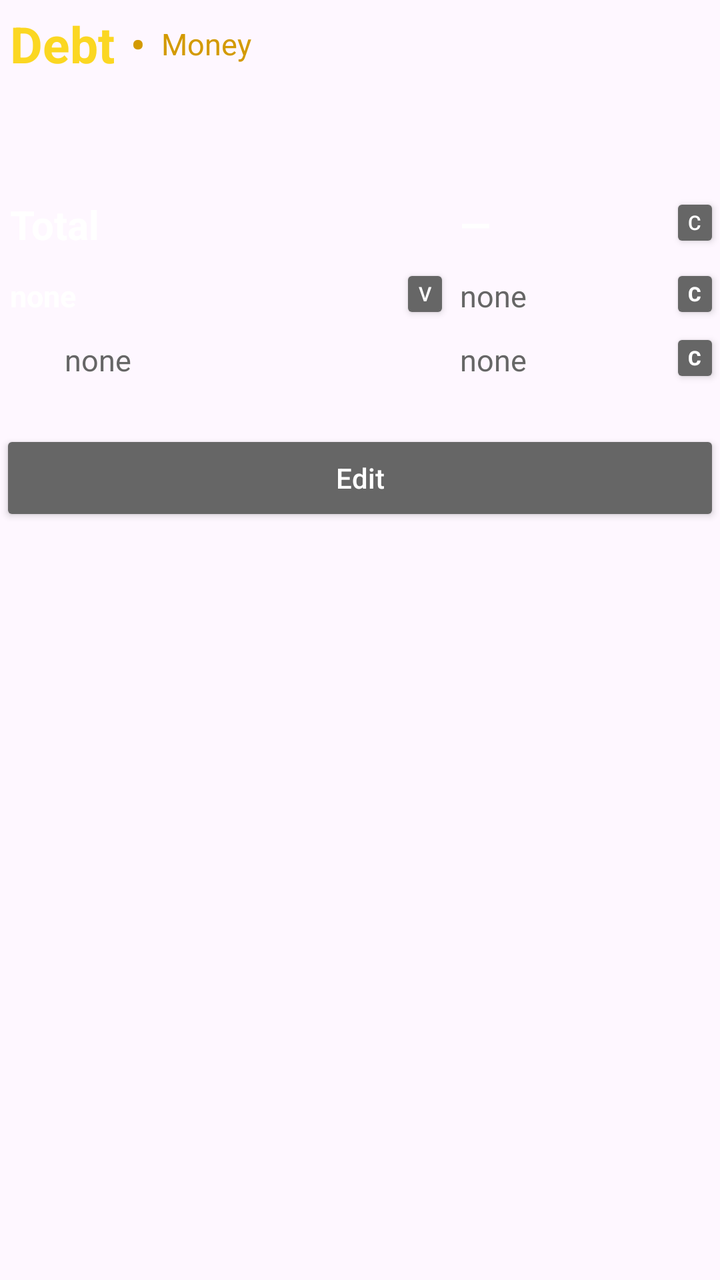
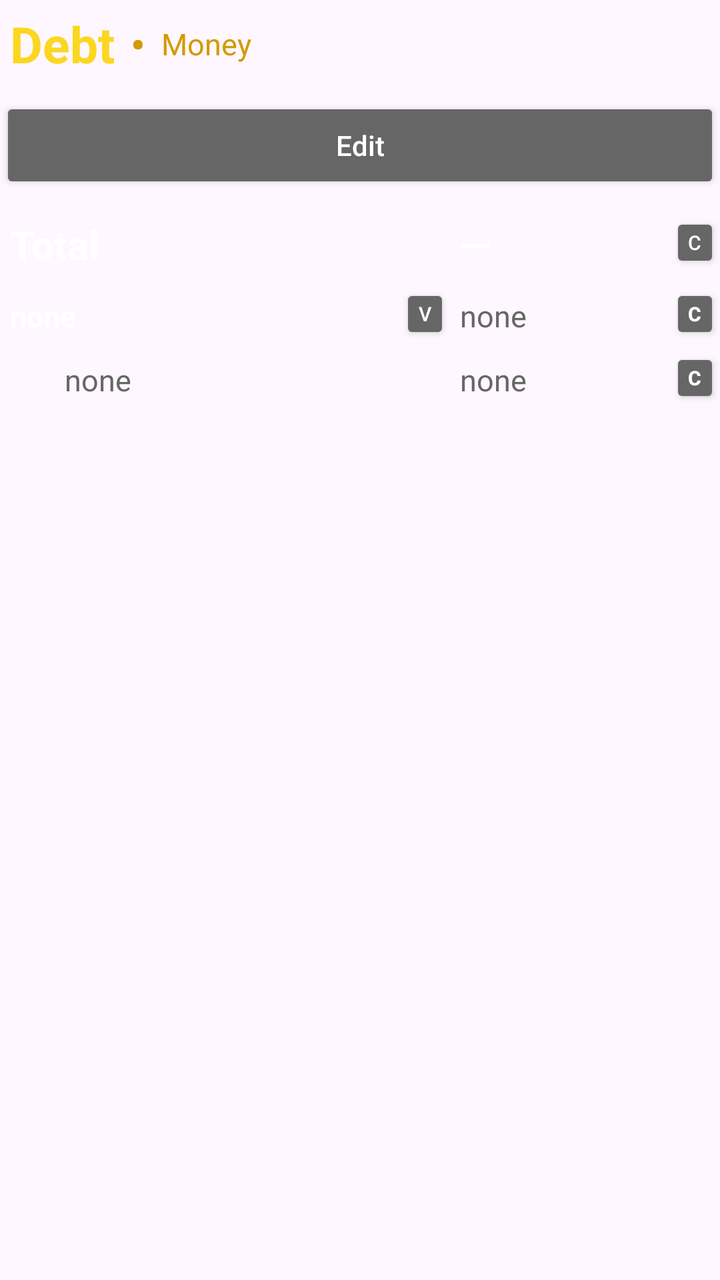

Screens rendered from an Android XML layout before and after an edit, with the pre-edit source and the edit as a unified diff.
<!-- AndroidManifest.xml: application theme Theme.Money -->
<!-- res/layout/iii_debt.xml -->
<?xml version="1.0" encoding="utf-8"?>
<androidx.constraintlayout.widget.ConstraintLayout
    xmlns:android="http://schemas.android.com/apk/res/android"
    xmlns:app="http://schemas.android.com/apk/res-auto"
    android:layout_width="match_parent"
    android:layout_height="match_parent">

    
    <LinearLayout
        android:id="@+id/main_action_bar"

        android:layout_width="wrap_content"
        android:layout_height="wrap_content"
        android:gravity="center"
        android:orientation="horizontal"

        app:layout_constraintStart_toStartOf="parent"
        app:layout_constraintTop_toTopOf="parent">

        
        <TextView
            android:text="@string/b_ab_debt"

            android:layout_width="wrap_content"
            android:layout_height="wrap_content"
            android:padding="5dp"

            android:textStyle="bold"
            android:textSize="25sp"
            android:textColor="#fbd722"/>

        
        <TextView
            android:text="@string/ab_separator"

            android:layout_width="wrap_content"
            android:layout_height="wrap_content"
            android:padding="3dp"

            android:textStyle="bold"
            android:textSize="20sp"
            android:textColor="#d39a00"/>

        
        <TextView
            android:id="@+id/b_ab_history"
            android:text="@string/ab_money"

            android:layout_width="wrap_content"
            android:layout_height="wrap_content"

            android:padding="5dp"
            android:textSize="15sp"
            android:textColor="#d39a00"

            android:clickable="true"
            android:focusable="true"/>
    </LinearLayout>

    <ScrollView
        android:id="@+id/scroll_view"
        android:layout_width="0dp"
        android:layout_height="wrap_content"
        android:layout_marginTop="48dp"

        app:layout_constraintStart_toStartOf="parent"
        app:layout_constraintEnd_toEndOf="parent"
        app:layout_constraintTop_toBottomOf="@id/main_action_bar">

        
        <LinearLayout
            android:layout_width="match_parent"
            android:layout_height="wrap_content"
            android:orientation="vertical">

            
            <LinearLayout
                android:layout_width="match_parent"
                android:layout_height="wrap_content"
                android:baselineAligned="false"
                android:orientation="horizontal">

                
                <LinearLayout
                    android:id="@+id/enter_bar"
                    android:layout_width="0dp"
                    android:layout_height="wrap_content"
                    android:layout_weight="1.25"

                    android:orientation="vertical">

                    <LinearLayout
                        android:layout_width="match_parent"
                        android:layout_height="wrap_content"
                        android:gravity="center_vertical"
                        android:orientation="horizontal" />

                    <LinearLayout
                        android:layout_width="match_parent"
                        android:layout_height="wrap_content"
                        android:gravity="center_vertical"
                        android:orientation="horizontal">

                        <TextView
                            android:layout_width="0dp"
                            android:layout_height="wrap_content"
                            android:layout_weight="1"
                            android:padding="5dp"
                            android:text="@string/d_d_total"
                            android:textColor="#FFFFFF"
                            android:textSize="20sp"
                            android:textStyle="bold" />

                    </LinearLayout>

                    <LinearLayout
                        android:id="@+id/p2"
                        android:layout_width="match_parent"
                        android:layout_height="wrap_content"
                        android:gravity="center_vertical"
                        android:orientation="horizontal">

                        <TextView
                            android:textStyle="bold"
                            android:layout_width="0dp"
                            android:layout_height="wrap_content"
                            android:layout_weight="1"
                            android:padding="5dp"
                            android:text="@string/d_d_name"
                            android:textColor="#FFFFFF"
                            android:textSize="15sp" />

                        <androidx.appcompat.widget.AppCompatButton
                            android:id="@+id/d_b_name"
                            android:layout_width="25dp"
                            android:layout_height="30dp"
                            android:backgroundTint="#666666"
                            android:padding="0dp"
                            android:text="@string/d_b_name"
                            android:textColor="#FFFFFF"
                            android:textSize="10sp"/>
                    </LinearLayout>

                    <TextView
                        android:layout_width="match_parent"
                        android:layout_height="wrap_content"
                        android:padding="5dp"
                        android:text="@string/d_d_date"
                        android:textColor="#666666"
                        android:textSize="15sp" />

                </LinearLayout>

                
                <LinearLayout
                    android:id="@+id/input_bar"
                    android:layout_width="0dp"
                    android:layout_height="wrap_content"
                    android:layout_weight="0.75"
                    android:orientation="vertical">

                    <LinearLayout
                        android:id="@+id/total"
                        android:layout_width="match_parent"
                        android:layout_height="wrap_content"
                        android:gravity="center_vertical"
                        android:orientation="horizontal">

                        <TextView
                            android:id="@+id/d_s_total"
                            android:layout_width="0dp"
                            android:layout_height="wrap_content"
                            android:layout_weight="1"
                            android:background="@null"
                            android:hint="@string/d_s_total"
                            android:importantForAutofill="no"

                            android:inputType="numberDecimal"
                            android:padding="5dp"

                            android:text="@string/d_s_total"
                            android:textColor="#FFFFFF"
                            android:textColorHint="#666666"
                            android:textSize="20sp"
                            android:textStyle="bold" />

                        <androidx.appcompat.widget.AppCompatButton
                            android:id="@+id/d_s_b_total"
                            android:layout_width="25dp"
                            android:layout_height="30dp"
                            android:backgroundTint="#666666"
                            android:padding="0dp"
                            android:text="@string/d_s_b_total"
                            android:textAllCaps="false"
                            android:textColor="#FFFFFF"
                            android:textSize="10sp" />
                    </LinearLayout>

                    <LinearLayout
                        android:id="@+id/name"
                        android:layout_width="match_parent"
                        android:layout_height="wrap_content"
                        android:gravity="center_vertical"
                        android:orientation="horizontal">

                        <EditText
                            android:id="@+id/d_s_name"
                            android:layout_width="match_parent"

                            android:layout_height="wrap_content"
                            android:layout_weight="1"
                            android:background="@null"
                            android:hint="@string/d_s_name"
                            android:importantForAutofill="no"
                            android:inputType="text"
                            android:padding="5dp"
                            android:textColor="#666666"
                            android:textColorHint="#666666"
                            android:textSize="15sp" />

                        <androidx.appcompat.widget.AppCompatButton
                            android:id="@+id/d_s_b_name"
                            android:layout_width="25dp"
                            android:layout_height="30dp"
                            android:backgroundTint="#666666"
                            android:padding="0dp"
                            android:text="@string/d_s_b_name"
                            android:textAllCaps="false"
                            android:textColor="#FFFFFF"
                            android:textSize="10sp"
                            android:textStyle="bold" />
                    </LinearLayout>

                    <LinearLayout
                        android:id="@+id/date"
                        android:layout_width="match_parent"
                        android:layout_height="wrap_content"
                        android:gravity="center_vertical"
                        android:orientation="horizontal">

                        <EditText
                            android:id="@+id/d_s_date"
                            android:layout_width="match_parent"

                            android:layout_height="wrap_content"
                            android:layout_weight="1"
                            android:background="@null"
                            android:hint="@string/d_s_date"
                            android:importantForAutofill="no"
                            android:inputType="text"
                            android:padding="5dp"
                            android:textColor="#666666"
                            android:textColorHint="#666666"
                            android:textSize="15sp" />

                        <androidx.appcompat.widget.AppCompatButton
                            android:id="@+id/d_s_b_date"
                            android:layout_width="25dp"
                            android:layout_height="30dp"
                            android:backgroundTint="#666666"
                            android:padding="0dp"
                            android:text="@string/d_s_b_date"
                            android:textAllCaps="false"
                            android:textColor="#FFFFFF"
                            android:textSize="10sp"
                            android:textStyle="bold" />
                    </LinearLayout>
                </LinearLayout>
            </LinearLayout>
        </LinearLayout>
    </ScrollView>

    
    <LinearLayout
        android:id="@+id/button_bar"
        android:layout_marginTop="20dp"
        android:orientation="horizontal"

        app:layout_constraintStart_toStartOf="parent"
        app:layout_constraintEnd_toEndOf="parent"
        app:layout_constraintTop_toBottomOf="@id/scroll_view"
        android:layout_width="0dp"
        android:layout_height="wrap_content"
        android:gravity="center">

        <androidx.appcompat.widget.AppCompatButton
            android:id="@+id/d_b_edit"
            android:backgroundTint="#666666"
            android:text="@string/d_b_edit"
            android:textAllCaps="false"
            android:textColor="#FFFFFF"
            android:layout_width="match_parent"
            android:layout_height="wrap_content"/>

    </LinearLayout>
</androidx.constraintlayout.widget.ConstraintLayout>
<!-- resources referenced by this layout -->
<resources>
  <string name="ab_money">        Money</string>
  <string name="ab_separator">    •</string>
  <string name="b_ab_debt">       Debt</string>
  <string name="d_b_edit">        Edit</string>
  <string name="d_b_name">        v</string>
  <string name="d_d_date">        ㅤㅤnone</string>
  <string name="d_d_name">        noneㅤㅤ</string>
  <string name="d_d_total">       Totalㅤㅤ</string>
  <string name="d_s_b_date">      C</string>
  <string name="d_s_b_name">      C</string>
  <string name="d_s_b_total">     C</string>
  <string name="d_s_date">        noneㅤㅤ</string>
  <string name="d_s_name">        noneㅤㅤ</string>
  <string name="d_s_total">       —ㅤㅤ</string>
  <style name="Theme.Money" parent="Theme.Material3.DayNight.NoActionBar">
          
          <item name="colorPrimary">@color/purple_500</item>
          <item name="colorPrimaryVariant">@color/purple_700</item>
          <item name="colorOnPrimary">@color/white</item>
          
          <item name="colorSecondary">@color/teal_200</item>
          <item name="colorSecondaryVariant">@color/teal_700</item>
          <item name="colorOnSecondary">@color/black</item>
          
          <item name="android:statusBarColor">?attr/colorPrimaryVariant</item>
          
      </style>
  <color name="purple_500">#d39a00</color>
  <color name="purple_700">#d39a00</color>
  <color name="white">#FFFFFFFF</color>
  <color name="teal_200">#fbd722</color>
  <color name="teal_700">#fbd722</color>
  <color name="black">#FF000000</color>
</resources>

<!-- the commit's change to res/layout/iii_debt.xml (unified diff, before → after) -->
@@ -60,12 +60,12 @@
     <ScrollView
         android:id="@+id/scroll_view"
         android:layout_width="0dp"
+        android:layout_marginTop="5dp"
         android:layout_height="wrap_content"
-        android:layout_marginTop="48dp"
 
         app:layout_constraintStart_toStartOf="parent"
         app:layout_constraintEnd_toEndOf="parent"
-        app:layout_constraintTop_toBottomOf="@id/main_action_bar">
+        app:layout_constraintTop_toBottomOf="@id/button_bar">
 
         
         <LinearLayout
@@ -273,15 +273,16 @@
     
     <LinearLayout
         android:id="@+id/button_bar"
-        android:layout_marginTop="20dp"
-        android:orientation="horizontal"
-
-        app:layout_constraintStart_toStartOf="parent"
-        app:layout_constraintEnd_toEndOf="parent"
-        app:layout_constraintTop_toBottomOf="@id/scroll_view"
         android:layout_width="0dp"
         android:layout_height="wrap_content"
-        android:gravity="center">
+        android:layout_marginTop="5dp"
+        android:gravity="center"
+        android:orientation="horizontal"
+        app:layout_constraintTop_toBottomOf="@id/main_action_bar"
+        app:layout_constraintStart_toStartOf="parent"
+        app:layout_constraintEnd_toEndOf="parent">
+
+
 
         <androidx.appcompat.widget.AppCompatButton
             android:id="@+id/d_b_edit"
